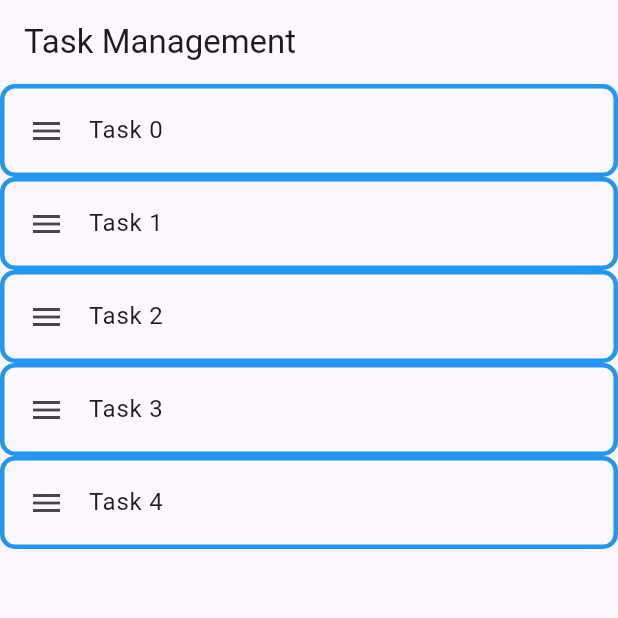
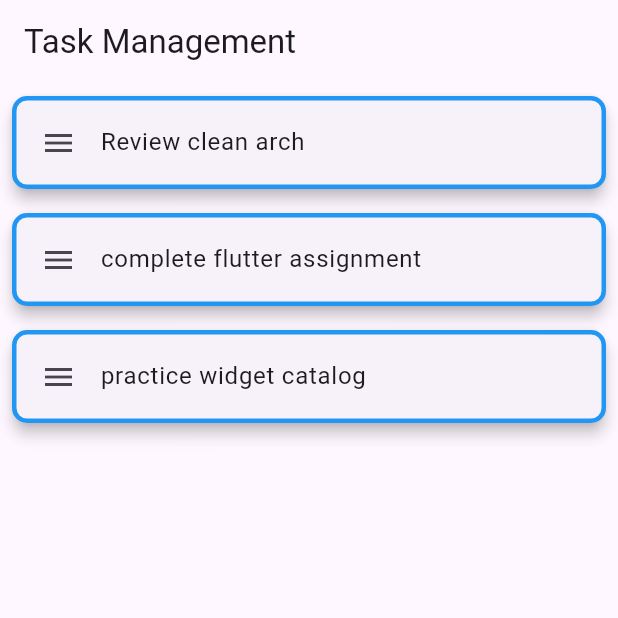
Before and after one commit to RiadHaidar/AdvancedWidgetsChallenge, a Flutter app: the screen it shows after launch, on a phone screen of 412 x 824 dp, the top half of it. Run offline on Flutter 3.47's test engine with Material 3 defaults, Android fonts, the phone set to English and light mode, and no system bars.

Commit message:
first chllange done

```diff
--- a/lib/main.dart
+++ b/lib/main.dart
@@ -25,48 +25,34 @@ class FirstChallenge extends StatefulWidget {
 }
 
 class _FirstChallenge extends State<FirstChallenge> {
-
+  List<String> items = ['Review clean arch',
+   'complete flutter assignment', 'practice widget catalog']; // Your data source
 
   @override
   Widget build(BuildContext context) {
-    List<int> items = List<int>.generate(5, (int index) => index);
-
-    SnackBar snackBar = SnackBar(
-      content: Text('Yay! A SnackBar!'),
-      action: SnackBarAction(
-        label: 'Undo',
-        onPressed: () {
-
-
-          print('undo logic');
-        },
-      ),
-    );
-
-
     return Scaffold(
       appBar: AppBar(title: Text('Task Management')),
       body: ReorderableListView(
-        children: items.map((index) {
+        children: items.asMap().entries.map((entry) {
           return Dismissible(
-            background: Container(
-              color: Colors.red,
-              child: Icon(Icons.delete_outline, color: Colors.white),
-            ),
-            onDismissed: (direction) async {
-              if (direction == DismissDirection.startToEnd) {
+            key: ValueKey(entry.value),
+            onDismissed: (direction) {
               showDialog<void>(
                 context: context,
                 barrierDismissible: false, // user must tap button!
                 builder: (BuildContext context) {
-      int removedItem = items[index];
+                  int removedItem = entry.key;
+                  String removedTaskTitle = items[entry.key];
                   //items.removeAt(index);
                   return AlertDialog(
                     title: const Text('Confirm Delete'),
-        content:  SingleChildScrollView(
+                    content: SingleChildScrollView(
                       child: ListBody(
                         children: <Widget>[
-              Text('Delete task number $removedItem'),
+                          Text('Delete task number $removedTaskTitle',
+                                                        style: TextStyle(fontWeight: FontWeight.bold ),
+
+                          ),
                         ],
                       ),
                     ),
@@ -77,26 +63,39 @@ class _FirstChallenge extends State<FirstChallenge> {
                           setState(() {
                             items.removeAt(removedItem);
                           });
+
                           Navigator.of(context).pop();
 
                           ScaffoldMessenger.of(context).showSnackBar(
                             SnackBar(
-    content: Text(' task no. $removedItem deleted'),
+                              content: Text(' task $removedTaskTitle deleted',
+                              style: TextStyle(fontWeight: FontWeight.bold ),
+                              ),
                               action: SnackBarAction(
                                 label: 'Undo',
                                 onPressed: () {
-        setState(() => items.insert(index, removedItem));
+                                  setState(
+                                    () => items.insert(
+                                      removedItem,
+                                      removedTaskTitle,
+                                    ),
+                                  );
                                 },
                               ),
                             ),
                           );
                         },
                       ),
-
                       TextButton(
                         child: const Text('Cancel'),
                         onPressed: () {
-              Navigator.of(context).pop();
+                          setState(
+                                    () => items.insert(
+                                      removedItem,
+                                      removedTaskTitle,
+                                    ),
+                                  );
+                          Navigator.of(context).pop(); // Close the dialog
                         },
                       ),
                     ],
@@ -105,53 +104,38 @@ ScaffoldMessenger.of(context).showSnackBar(
               );
 
 
+            },
 
-                // setState(() {
-                //   items.remove(item);
-                // }
-                // );
+            child: Card(
+              key: ValueKey(entry.value),
+              elevation: 4,
+              margin: EdgeInsets.all(8),
+              child: ListTile(
+                key: ValueKey(entry.value),
 
-               // return true;
-              }
-              //return true;
-            },
-            key: ValueKey(index),
-
-            child: ListTile(
-              onTap: () {
-                print('clicked $index');
-              },
                 shape: RoundedRectangleBorder(
-                side: BorderSide(
-                  color: Colors.blue,
-
-                  width: 3,
-                ), // Define border color and width
-                borderRadius: BorderRadius.circular(10), // Add rounded corners
+                  side: BorderSide(color: Colors.blue, width: 3),
+                  borderRadius: BorderRadius.circular(10),
                 ),
                 leading: Icon(Icons.menu),
-              title: Text('Task $index'),
+                title: Text(entry.value),
+              ),
             ),
           );
         }).toList(),
+
         onReorder: (oldIndex, newIndex) {
           print('moved');
           setState(() {
             if (oldIndex < newIndex) {
               newIndex -= 1;
             }
-            final int item = items.removeAt(oldIndex);
-            items.insert(newIndex, item);
+        String taskTitle=   items[oldIndex];
+            items.removeAt(oldIndex);
+            items.insert(newIndex, taskTitle);
           });
         },
       ),
     );
   }
 }
-
-
-class TaskModel{
-  String taskTitle;
-
-  TaskModel(this.taskTitle);
-}
```
Lines whose indentation alone changed are shown as unchanged.
